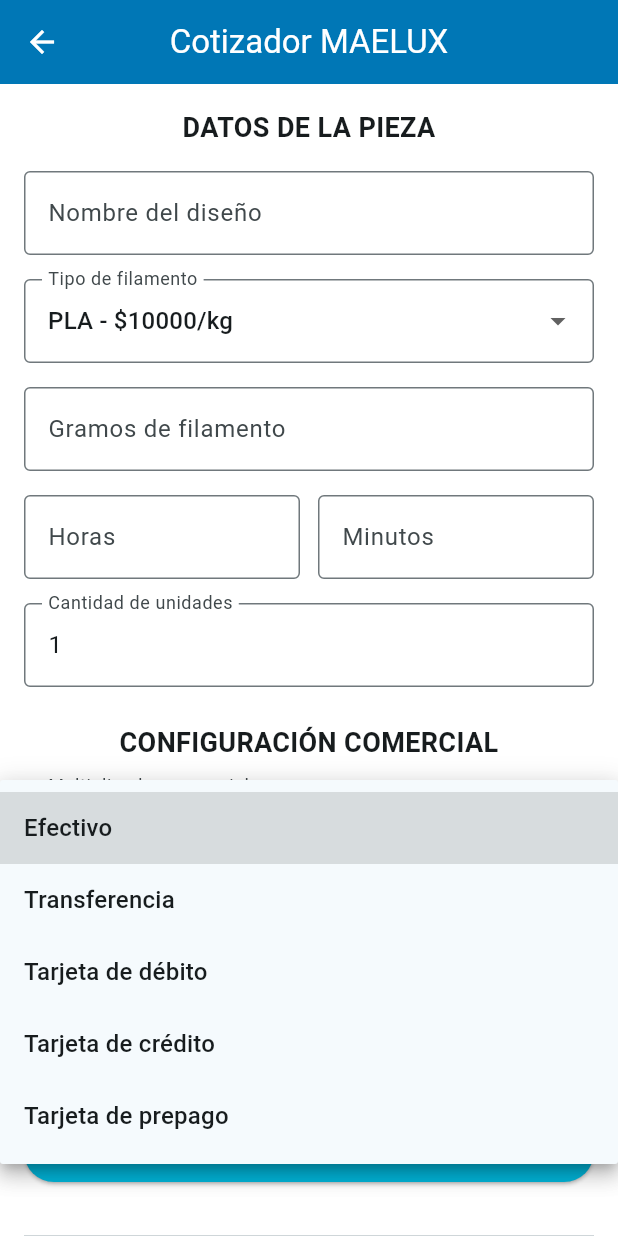
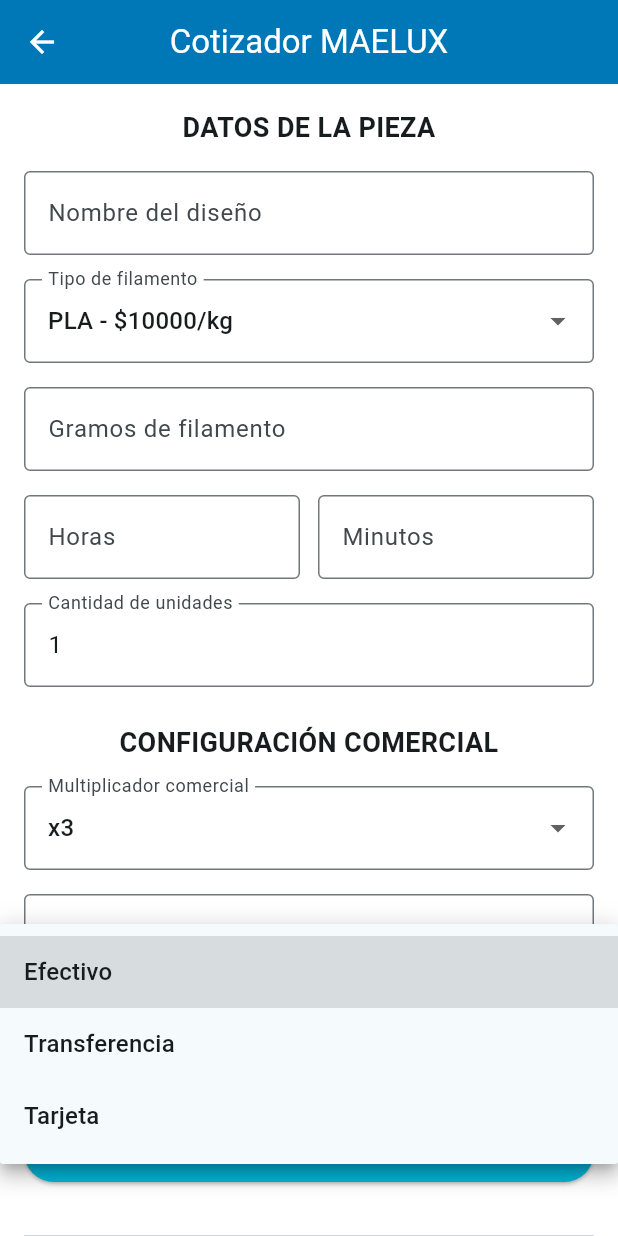
Before and after one commit to Mescobarsepulveda93/maelux-manager, a Flutter app: the CotizadorScreen screen opened directly, after a tap on "Efectivo", on a phone screen of 412 x 824 dp. Run offline on Flutter 3.47's test engine with Material 3 defaults, Android fonts, the phone set to English and light mode, and no system bars.

Commit message:
Complete automatic quotation results

```diff
--- a/lib/screens/cotizador_screen.dart
+++ b/lib/screens/cotizador_screen.dart
@@ -52,16 +52,11 @@
 
   double multiplicadorComercial = 3;
 
-  // Medios de pago disponibles para la cotización.
-  // Cada tipo de tarjeta utiliza una tarifa contractual diferente.
-
-  final List<String> mediosPago = [
-    'Efectivo',
-    'Transferencia',
-    'Tarjeta de débito',
-    'Tarjeta de crédito',
-    'Tarjeta de prepago',
-  ];
+  // Medios de pago presentados al usuario.
+  //
+  // La opción Tarjeta utiliza la tarifa de crédito nacional como
+  // criterio conservador para débito, crédito y prepago nacionales.
+  final List<String> mediosPago = ['Efectivo', 'Transferencia', 'Tarjeta'];
 
   String medioPagoSeleccionado = 'Efectivo';
 
@@ -82,14 +77,23 @@
   double costoPackaging = 0;
   double costoGastosBancarios = 0;
   double subtotalOperacional = 0;
-
   // ========================================================
   // RESULTADOS COMERCIALES
   // ========================================================
 
   double costoEmpresa = 0;
   double precioSugerido = 0;
-  double costoGetnet = 0;
+
+  // Comisión total asociada al pago con tarjeta.
+  // El valor incorpora internamente el IVA del servicio financiero.
+  double costoComisionTarjeta = 0;
+
+  // IVA del producto incluido en la boleta o factura.
+  double costoIvaVenta = 0;
+
+  // Valores finales listos para comunicar o cobrar.
+  double precioFinalUnitario = 0;
+  double precioFinalPedido = 0;
 
   // ========================================================
   // RESULTADOS GENERALES DE LA COTIZACIÓN
@@ -162,12 +166,9 @@
       return;
     }
 
-    // Determina si el medio de pago seleccionado requiere
-    // calcular una comisión asociada a una tarjeta.
-    final bool usaTarjeta =
-        medioPagoSeleccionado == 'Tarjeta de débito' ||
-        medioPagoSeleccionado == 'Tarjeta de crédito' ||
-        medioPagoSeleccionado == 'Tarjeta de prepago';
+    // La UF es necesaria únicamente cuando se selecciona
+    // Tarjeta como medio de pago.
+    final bool usaTarjeta = medioPagoSeleccionado == 'Tarjeta';
 
     // La UF solo es obligatoria cuando el pago utiliza tarjeta.
     if (usaTarjeta && valorUf <= 0) {
@@ -230,17 +231,36 @@
     final double totalNeto = sugerido * cantidad;
 
     // ------------------------------------------------------
-    // COMISIÓN SEGÚN MEDIO DE PAGO
+    // IVA, COMISIÓN Y PRECIO FINAL
     // ------------------------------------------------------
 
-    // La comisión se calcula sobre el valor total del pedido,
-    // considerando todas las unidades solicitadas.
-
-    final double getnet = CostosService.calcularComisionPorMedioPago(
+    // El precio final incorpora el IVA del producto en todos
+    // los medios de pago.
+    //
+    // Cuando se utiliza tarjeta, la fórmula también protege
+    // el ingreso frente a la comisión financiera del pedido.
+    final double finalPedido = CostosService.calcularPrecioFinalPedido(
       medioPago: medioPagoSeleccionado,
-      montoTransaccion: totalNeto,
+      montoNetoObjetivo: totalNeto,
       valorUf: valorUf,
     );
+
+    // Extrae únicamente el IVA de la venta del producto.
+    // Este es el IVA que mostraremos en la vista comercial.
+    final double ivaVenta = CostosService.extraerIvaVenta(
+      precioFinal: finalPedido,
+    );
+
+    // Calcula la comisión definitiva sobre el importe
+    // que efectivamente pagará el cliente.
+    final double comisionTarjeta = CostosService.calcularComisionPorMedioPago(
+      medioPago: medioPagoSeleccionado,
+      montoTransaccion: finalPedido,
+      valorUf: valorUf,
+    );
+
+    // Divide el precio total entre las unidades solicitadas.
+    final double finalUnitario = cantidad > 0 ? finalPedido / cantidad : 0;
 
     // ------------------------------------------------------
     // ACTUALIZACIÓN DE LA INTERFAZ
@@ -259,7 +279,11 @@
 
       costoEmpresa = empresa;
       precioSugerido = sugerido;
-      costoGetnet = getnet;
+      costoComisionTarjeta = comisionTarjeta;
+
+      costoIvaVenta = ivaVenta;
+      precioFinalUnitario = finalUnitario;
+      precioFinalPedido = finalPedido;
 
       tiempoDecimalHoras = tiempoDecimal;
       cantidadUnidades = cantidad;
@@ -646,19 +670,52 @@
             ),
 
             Text(
-              'Comisión estimada del pedido: '
-              '\$${costoGetnet.toStringAsFixed(0)}',
+              'Comisión de tarjeta del pedido: '
+              '\$${costoComisionTarjeta.toStringAsFixed(0)}',
               textAlign: TextAlign.center,
             ),
+
+            Text(
+              'IVA del producto (19 %): '
+              '\$${costoIvaVenta.toStringAsFixed(0)}',
+              textAlign: TextAlign.center,
+            ),
+            const SizedBox(height: 16),
+
+            // ------------------------------------------------
+            // PRECIO FINAL LISTO PARA COBRAR
+            // ------------------------------------------------
+            const Divider(),
+
+            const Text(
+              'PRECIO FINAL',
+              textAlign: TextAlign.center,
+              style: TextStyle(fontSize: 18, fontWeight: FontWeight.bold),
+            ),
+
+            const SizedBox(height: 8),
+
+            Text(
+              'Precio final por unidad: '
+              '\$${precioFinalUnitario.toStringAsFixed(0)}',
+              textAlign: TextAlign.center,
+              style: const TextStyle(fontSize: 20, fontWeight: FontWeight.bold),
+            ),
+
+            Text(
+              'Total final del pedido: '
+              '\$${precioFinalPedido.toStringAsFixed(0)}',
+              textAlign: TextAlign.center,
+              style: const TextStyle(fontSize: 26, fontWeight: FontWeight.bold),
+            ),
+
             const SizedBox(height: 8),
 
             const Text(
-              'El precio sugerido todavía no incluye el IVA final.',
+              'IVA del producto incluido.',
               textAlign: TextAlign.center,
               style: TextStyle(fontStyle: FontStyle.italic),
             ),
-
-            const SizedBox(height: 24),
           ],
         ),
       ),
--- a/lib/services/costos_service.dart
+++ b/lib/services/costos_service.dart
@@ -120,40 +120,25 @@
     return comisionNeta + ivaComision;
   }
 
-  /// Selecciona la tarifa correspondiente al medio de pago.
+  /// Calcula la comisión correspondiente al medio de pago.
   ///
   /// Efectivo y transferencia no generan comisión transaccional.
   ///
-  /// Los nombres utilizados en este método deben coincidir
-  /// exactamente con las opciones mostradas por el cotizador.
-
+  /// La opción Tarjeta utiliza la tarifa contractual de crédito
+  /// nacional como criterio conservador:
+  ///
+  /// 1,44 % del importe + 0,0018 UF, más IVA de la comisión.
   static double calcularComisionPorMedioPago({
     required String medioPago,
     required double montoTransaccion,
     required double valorUf,
   }) {
     switch (medioPago) {
-      case 'Tarjeta de débito':
-        return calcularComisionTarjeta(
-          montoTransaccion: montoTransaccion,
-          porcentaje: 0.0063,
-          cargoFijoUf: 0.0015,
-          valorUf: valorUf,
-        );
-
-      case 'Tarjeta de crédito':
+      case 'Tarjeta':
         return calcularComisionTarjeta(
           montoTransaccion: montoTransaccion,
           porcentaje: 0.0144,
           cargoFijoUf: 0.0018,
-          valorUf: valorUf,
-        );
-
-      case 'Tarjeta de prepago':
-        return calcularComisionTarjeta(
-          montoTransaccion: montoTransaccion,
-          porcentaje: 0.0102,
-          cargoFijoUf: 0.0014,
           valorUf: valorUf,
         );
 
@@ -163,4 +148,84 @@
         return 0;
     }
   }
+
+  // ========================================================
+  // PRECIO FINAL E IVA DE LA VENTA
+  // ========================================================
+
+  /// Obtiene el IVA incluido dentro del precio final cobrado.
+  ///
+  /// [precioFinal] se considera un importe bruto, por lo que
+  /// ya contiene el impuesto correspondiente a la venta.
+  static double extraerIvaVenta({
+    required double precioFinal,
+    double porcentajeIva = 0.19,
+  }) {
+    final double precioNeto = precioFinal / (1 + porcentajeIva);
+
+    return precioFinal - precioNeto;
+  }
+
+  /// Calcula el precio final que debe pagar el cliente.
+  ///
+  /// El IVA del producto se incorpora en todos los medios
+  /// de pago.
+  ///
+  /// La opción Tarjeta utiliza la tarifa conservadora de
+  /// crédito nacional y protege el ingreso neto de MAELUX.
+  static double calcularPrecioFinalPedido({
+    required String medioPago,
+    required double montoNetoObjetivo,
+    required double valorUf,
+    double porcentajeIva = 0.19,
+  }) {
+    switch (medioPago) {
+      case 'Tarjeta':
+        return _calcularPrecioFinalConTarjeta(
+          montoNetoObjetivo: montoNetoObjetivo,
+          porcentajeComision: 0.0144,
+          cargoFijoUf: 0.0018,
+          valorUf: valorUf,
+          porcentajeIva: porcentajeIva,
+        );
+
+      case 'Efectivo':
+      case 'Transferencia':
+      default:
+        // El IVA del producto se aplica independientemente
+        // del medio utilizado para realizar el pago.
+        return montoNetoObjetivo * (1 + porcentajeIva);
+    }
+  }
+
+  /// Calcula de forma inversa el precio que debe pagar
+  /// el cliente cuando utiliza una tarjeta.
+  ///
+  /// La fórmula evita que la comisión financiera disminuya
+  /// el ingreso neto esperado por MAELUX.
+  static double _calcularPrecioFinalConTarjeta({
+    required double montoNetoObjetivo,
+    required double porcentajeComision,
+    required double cargoFijoUf,
+    required double valorUf,
+    required double porcentajeIva,
+  }) {
+    final double factorIva = 1 + porcentajeIva;
+
+    final double cargoFijoClp = cargoFijoUf * valorUf;
+
+    // Representa la parte del precio bruto que queda disponible
+    // después de separar el IVA del producto y la comisión.
+    final double divisor = (1 / factorIva) - (porcentajeComision * factorIva);
+
+    if (divisor <= 0) {
+      return 0;
+    }
+
+    // El cargo fijo también incorpora internamente
+    // el IVA correspondiente al servicio financiero.
+    final double numerador = montoNetoObjetivo + (cargoFijoClp * factorIva);
+
+    return numerador / divisor;
+  }
 }
```
